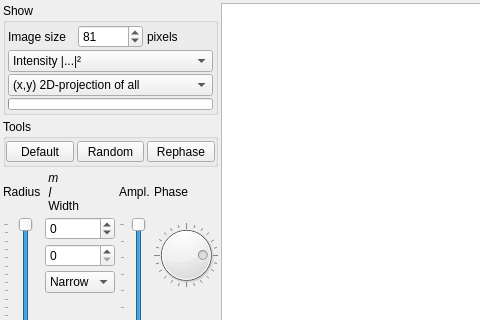
The window that angular_distribution_demo.ui (erik-mansson/harmonics-demo) describes before a commit, drawn with Qt 5; both pictures show x 0 to 480 and y 0 to 320 of the 1248 by 807 pixel window.
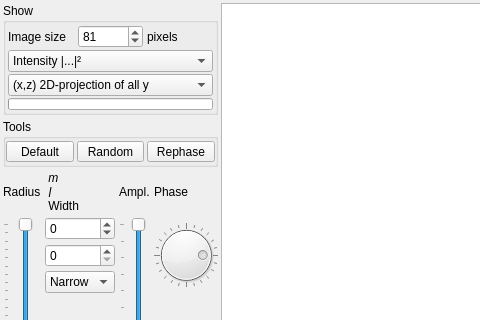
The same window after the commit. Custom widgets are drawn as their Qt base class.

Commit message:
Fix typo in ProjectionMode, the plane is xz rather than xy.
Also improve documentation about order of the axes in 3D-arrays.

Patch:
```diff
--- a/angular_distribution_demo.ui
+++ b/angular_distribution_demo.ui
@@ -177,7 +177,7 @@
            </property>
            <item>
             <property name="text">
-             <string>(x,y) 2D-projection of all</string>
+             <string>(x,z) 2D-projection of all y</string>
             </property>
            </item>
            <item>
```
Left out of the diff: 2 changed lines with no effect on the pictures. The commit also changes 1 other file.
